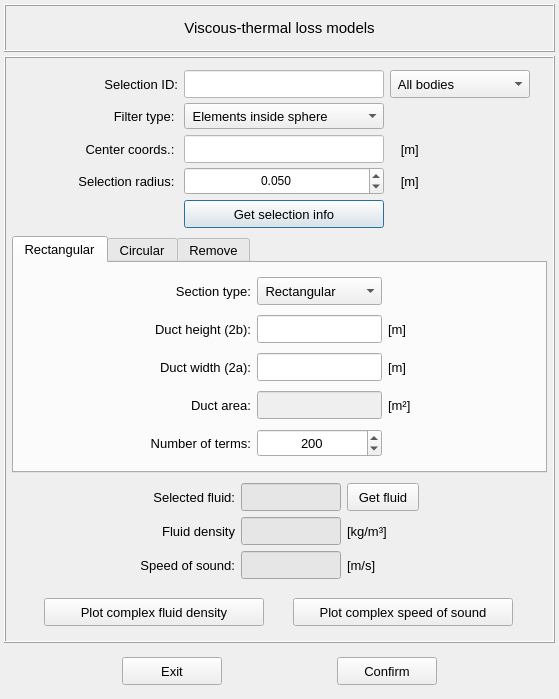
This is vibra/interface/data/ui_files/model/setup/acoustic/set_viscous_thermal_model_inputs.ui in MOPT-UFSC/VIBRA as Qt 5 draws it before an edit. The edited form follows.
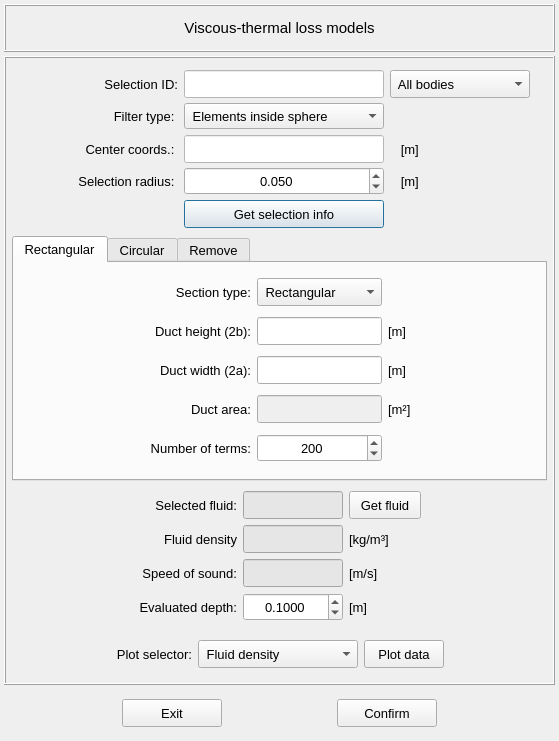
This is the edited form.

Commit message: Add the surface impedance and absorption coefficient plots - viscous-thermal models

```diff
--- a/vibra/interface/data/ui_files/model/setup/acoustic/set_viscous_thermal_model_inputs.ui
+++ b/vibra/interface/data/ui_files/model/setup/acoustic/set_viscous_thermal_model_inputs.ui
@@ -7,7 +7,7 @@
     <x>0</x>
     <y>0</y>
     <width>559</width>
-    <height>699</height>
+    <height>741</height>
    </rect>
   </property>
   <property name="windowTitle">
@@ -106,7 +106,7 @@
            <x>0</x>
            <y>0</y>
            <width>539</width>
-           <height>575</height>
+           <height>617</height>
           </rect>
          </property>
          <layout class="QGridLayout" name="gridLayout_5">
@@ -510,7 +510,7 @@
                </property>
                <property name="font">
                 <font>
-                 <pointsize>9</pointsize>
+                 <pointsize>10</pointsize>
                 </font>
                </property>
                <property name="alignment">
@@ -1633,7 +1633,7 @@
             <property name="maximumSize">
              <size>
               <width>16777215</width>
-              <height>120</height>
+              <height>160</height>
              </size>
             </property>
             <property name="frameShape">
@@ -1951,6 +1951,100 @@
                </property>
               </spacer>
              </item>
+             <item row="0" column="4">
+              <spacer name="horizontalSpacer_18">
+               <property name="orientation">
+                <enum>Qt::Horizontal</enum>
+               </property>
+               <property name="sizeHint" stdset="0">
+                <size>
+                 <width>40</width>
+                 <height>20</height>
+                </size>
+               </property>
+              </spacer>
+             </item>
+             <item row="3" column="1">
+              <widget class="QLabel" name="label_51">
+               <property name="minimumSize">
+                <size>
+                 <width>0</width>
+                 <height>28</height>
+                </size>
+               </property>
+               <property name="maximumSize">
+                <size>
+                 <width>16777215</width>
+                 <height>28</height>
+                </size>
+               </property>
+               <property name="font">
+                <font>
+                 <pointsize>10</pointsize>
+                </font>
+               </property>
+               <property name="text">
+                <string>Evaluated depth:</string>
+               </property>
+               <property name="alignment">
+                <set>Qt::AlignRight|Qt::AlignTrailing|Qt::AlignVCenter</set>
+               </property>
+              </widget>
+             </item>
+             <item row="3" column="2">
+              <widget class="QDoubleSpinBox" name="doubleSpinBox_evaluated_depth">
+               <property name="minimumSize">
+                <size>
+                 <width>100</width>
+                 <height>28</height>
+                </size>
+               </property>
+               <property name="maximumSize">
+                <size>
+                 <width>100</width>
+                 <height>28</height>
+                </size>
+               </property>
+               <property name="font">
+                <font>
+                 <pointsize>10</pointsize>
+                </font>
+               </property>
+               <property name="alignment">
+                <set>Qt::AlignCenter</set>
+               </property>
+               <property name="decimals">
+                <number>4</number>
+               </property>
+               <property name="minimum">
+                <double>0.001000000000000</double>
+               </property>
+               <property name="maximum">
+                <double>100.000000000000000</double>
+               </property>
+               <property name="singleStep">
+                <double>0.050000000000000</double>
+               </property>
+               <property name="value">
+                <double>0.100000000000000</double>
+               </property>
+              </widget>
+             </item>
+             <item row="3" column="3">
+              <widget class="QLabel" name="label_17">
+               <property name="font">
+                <font>
+                 <pointsize>10</pointsize>
+                </font>
+               </property>
+               <property name="text">
+                <string>[m]</string>
+               </property>
+               <property name="alignment">
+                <set>Qt::AlignLeading|Qt::AlignLeft|Qt::AlignVCenter</set>
+               </property>
+              </widget>
+             </item>
             </layout>
            </widget>
           </item>
@@ -1969,35 +2063,92 @@
              <enum>QFrame::Raised</enum>
             </property>
             <layout class="QGridLayout" name="gridLayout_19">
-             <item row="0" column="2">
-              <widget class="QPushButton" name="pushButton_plot_complex_speed_of_sound">
-               <property name="minimumSize">
-                <size>
-                 <width>100</width>
-                 <height>28</height>
-                </size>
-               </property>
-               <property name="maximumSize">
-                <size>
-                 <width>220</width>
-                 <height>28</height>
-                </size>
-               </property>
-               <property name="font">
-                <font>
-                 <pointsize>10</pointsize>
-                </font>
-               </property>
-               <property name="text">
-                <string>Plot complex speed of sound</string>
-               </property>
-              </widget>
-             </item>
              <item row="0" column="1">
-              <widget class="QPushButton" name="pushButton_plot_complex_fluid_density">
+              <widget class="QLabel" name="label_50">
                <property name="minimumSize">
                 <size>
-                 <width>100</width>
+                 <width>0</width>
+                 <height>28</height>
+                </size>
+               </property>
+               <property name="maximumSize">
+                <size>
+                 <width>16777215</width>
+                 <height>28</height>
+                </size>
+               </property>
+               <property name="font">
+                <font>
+                 <pointsize>10</pointsize>
+                </font>
+               </property>
+               <property name="text">
+                <string>Plot selector:</string>
+               </property>
+               <property name="alignment">
+                <set>Qt::AlignRight|Qt::AlignTrailing|Qt::AlignVCenter</set>
+               </property>
+              </widget>
+             </item>
+             <item row="0" column="2">
+              <widget class="QComboBox" name="comboBox_plot_type">
+               <property name="minimumSize">
+                <size>
+                 <width>160</width>
+                 <height>28</height>
+                </size>
+               </property>
+               <property name="maximumSize">
+                <size>
+                 <width>200</width>
+                 <height>28</height>
+                </size>
+               </property>
+               <property name="font">
+                <font>
+                 <pointsize>10</pointsize>
+                </font>
+               </property>
+               <item>
+                <property name="text">
+                 <string> Fluid density</string>
+                </property>
+               </item>
+               <item>
+                <property name="text">
+                 <string> Speed of sound</string>
+                </property>
+               </item>
+               <item>
+                <property name="text">
+                 <string> Surface impedance</string>
+                </property>
+               </item>
+               <item>
+                <property name="text">
+                 <string> Absorption coefficient</string>
+                </property>
+               </item>
+              </widget>
+             </item>
+             <item row="0" column="4">
+              <spacer name="horizontalSpacer_5">
+               <property name="orientation">
+                <enum>Qt::Horizontal</enum>
+               </property>
+               <property name="sizeHint" stdset="0">
+                <size>
+                 <width>40</width>
+                 <height>20</height>
+                </size>
+               </property>
+              </spacer>
+             </item>
+             <item row="0" column="3">
+              <widget class="QPushButton" name="pushButton_plot_data">
+               <property name="minimumSize">
+                <size>
+                 <width>80</width>
                  <height>28</height>
                 </size>
                </property>
@@ -2013,10 +2164,23 @@
                 </font>
                </property>
                <property name="text">
-                <string>Plot complex fluid density</string>
+                <string>Plot data</string>
                </property>
               </widget>
              </item>
+             <item row="0" column="0">
+              <spacer name="horizontalSpacer_8">
+               <property name="orientation">
+                <enum>Qt::Horizontal</enum>
+               </property>
+               <property name="sizeHint" stdset="0">
+                <size>
+                 <width>40</width>
+                 <height>20</height>
+                </size>
+               </property>
+              </spacer>
+             </item>
             </layout>
            </widget>
           </item>
```
Left out of the diff: 176 changed lines with no effect on the pictures. The commit also changes 1 other file.
